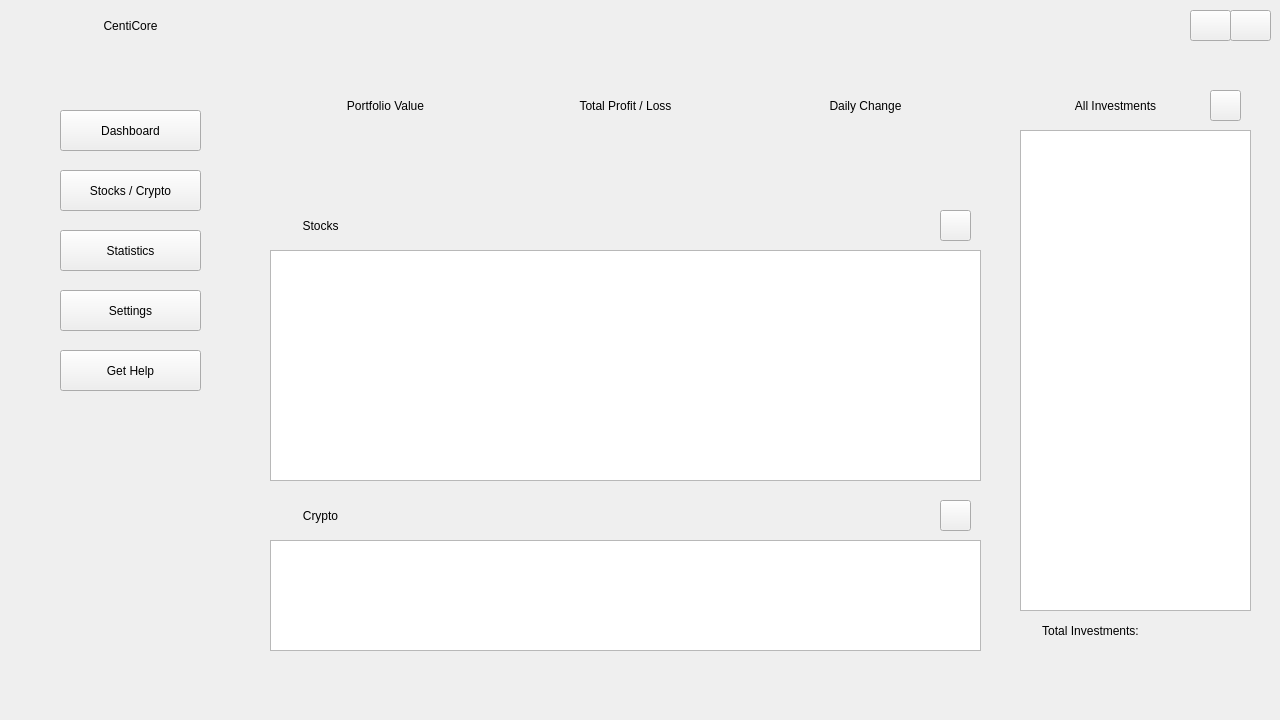
Before: the Qt Designer form src/view/ui/asset_page.ui in OmerElmaliach/CentiCore, drawn with Qt 5.
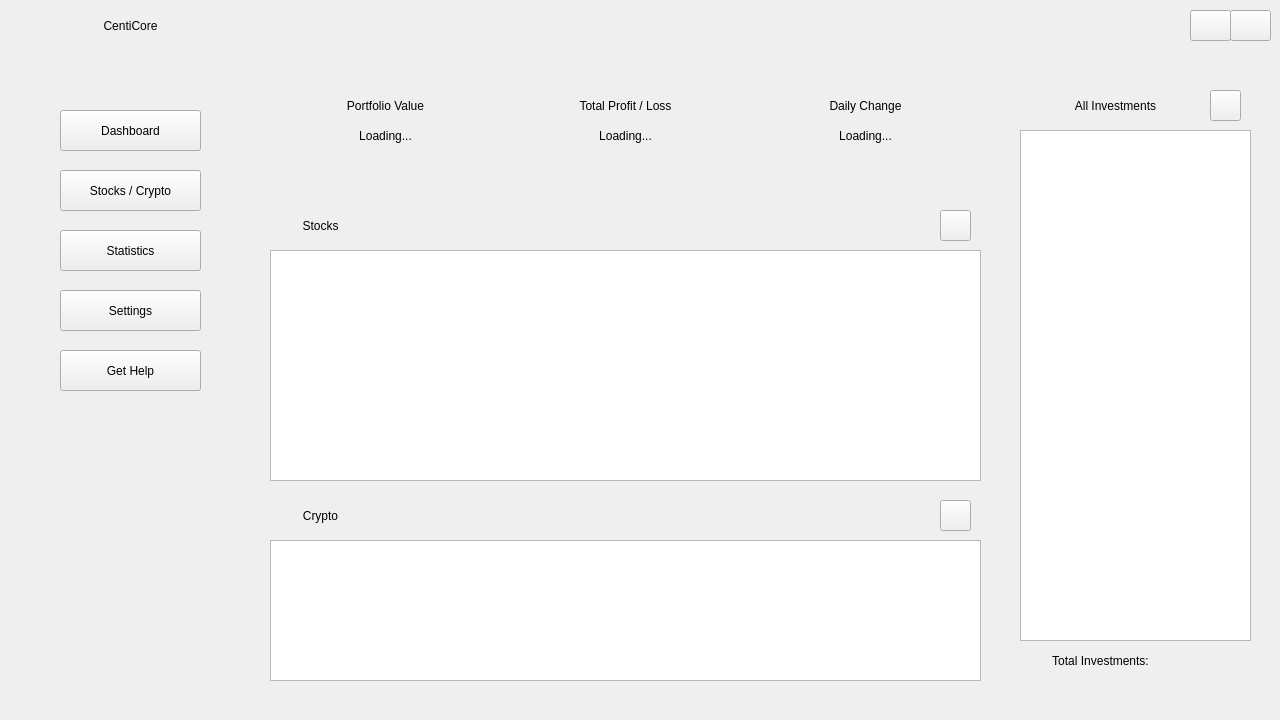
After: the same form once the commit is applied. Icons and pictures are not drawn.

```diff
--- a/src/view/ui/asset_page.ui
+++ b/src/view/ui/asset_page.ui
@@ -50,7 +50,7 @@
       <x>30</x>
       <y>80</y>
       <width>201</width>
-      <height>571</height>
+      <height>601</height>
      </rect>
     </property>
     <property name="autoFillBackground">
@@ -299,7 +299,7 @@
        </rect>
       </property>
       <property name="text">
-       <string/>
+       <string>Loading...</string>
       </property>
       <property name="alignment">
        <set>Qt::AlignCenter</set>
@@ -360,7 +360,7 @@
        </rect>
       </property>
       <property name="text">
-       <string/>
+       <string>Loading...</string>
       </property>
       <property name="alignment">
        <set>Qt::AlignCenter</set>
@@ -386,7 +386,7 @@
        </rect>
       </property>
       <property name="text">
-       <string/>
+       <string>Loading...</string>
       </property>
       <property name="alignment">
        <set>Qt::AlignCenter</set>
@@ -419,7 +419,7 @@
       <x>1020</x>
       <y>80</y>
       <width>231</width>
-      <height>571</height>
+      <height>601</height>
      </rect>
     </property>
     <widget class="QLabel" name="investsLabel">
@@ -441,8 +441,8 @@
     <widget class="QLabel" name="investsStr">
      <property name="geometry">
       <rect>
-       <x>10</x>
-       <y>530</y>
+       <x>20</x>
+       <y>560</y>
        <width>121</width>
        <height>41</height>
       </rect>
@@ -458,7 +458,7 @@
      <property name="geometry">
       <rect>
        <x>150</x>
-       <y>530</y>
+       <y>560</y>
        <width>81</width>
        <height>41</height>
       </rect>
@@ -499,7 +499,7 @@
        <x>0</x>
        <y>50</y>
        <width>231</width>
-       <height>481</height>
+       <height>511</height>
       </rect>
      </property>
      <property name="editTriggers">
@@ -513,7 +513,7 @@
       <x>270</x>
       <y>490</y>
       <width>711</width>
-      <height>161</height>
+      <height>191</height>
      </rect>
     </property>
     <widget class="QTableView" name="cryptoView">
@@ -522,7 +522,7 @@
        <x>0</x>
        <y>50</y>
        <width>711</width>
-       <height>111</height>
+       <height>141</height>
       </rect>
      </property>
      <property name="editTriggers">
```
